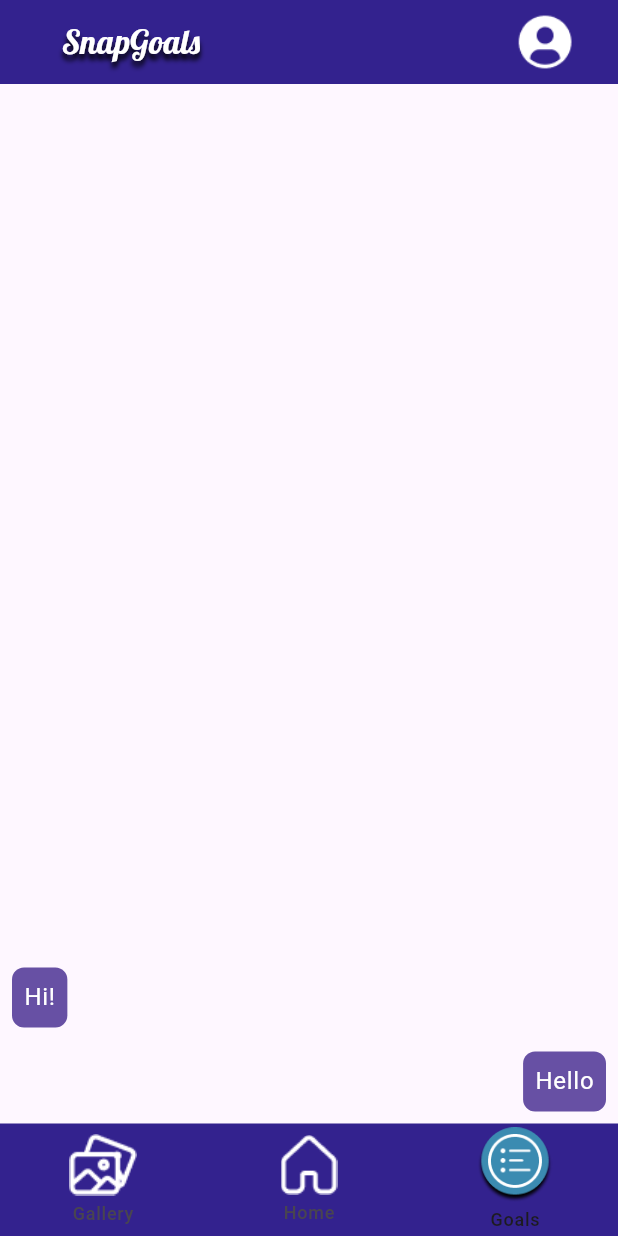
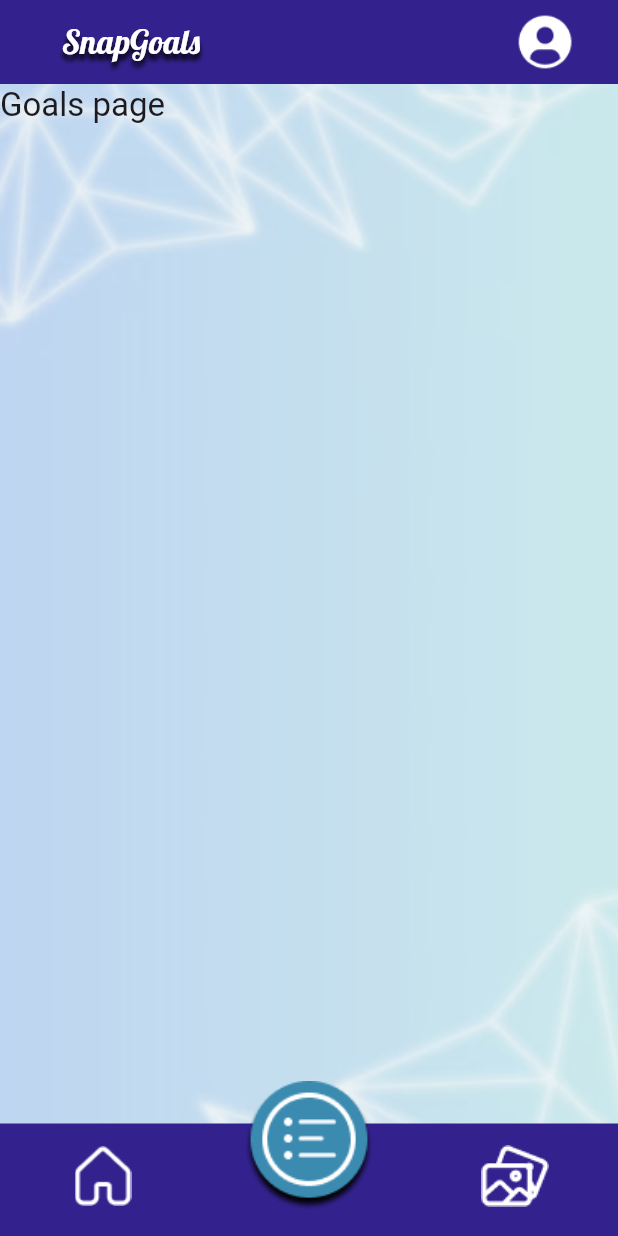
Before and after one commit to anagnole/UI_UX_36, a Flutter app: the screen it shows after launch, item 3 of the bottom bar chosen, on a phone screen of 412 x 824 dp. Run offline on Flutter 3.47's test engine with Material 3 defaults, Android fonts, the phone set to English and light mode, and no system bars.

Commit message:
created navigator

```diff
--- a/lib/src/app.dart
+++ b/lib/src/app.dart
@@ -1,6 +1,5 @@
 import 'package:flutter/material.dart';
-import 'package:snapgoals_v2/src/appbar_etc.dart';
-import 'gallery/gallery.dart';
+import 'navigation/navigator.dart';
 
 class MainApp extends StatelessWidget {
   const MainApp({super.key});
@@ -9,125 +8,15 @@ class MainApp extends StatelessWidget {
   Widget build(BuildContext context) {
     return MaterialApp(
       theme: ThemeData(useMaterial3: true),
-      home: const NavigationExample(),
+      home: Container(
+        decoration: const BoxDecoration(
+          image: DecorationImage(
+            image: AssetImage('assets/images/background.png'),
+            fit: BoxFit.cover,
+          ),
+        ),
+        child: const MyNavigator(),
+      ),
     );
   }
 }
-
-class NavigationExample extends StatefulWidget {
-  const NavigationExample({super.key});
-
-  @override
-  State<NavigationExample> createState() => _NavigationExampleState();
-}
-
-class _NavigationExampleState extends State<NavigationExample> {
-  int currentPageIndex = 0;
-
-  @override
-  Widget build(BuildContext context) {
-    final ThemeData theme = Theme.of(context);
-    return Scaffold(
-      appBar: SnapGoalsAppBar(),
-
-      bottomNavigationBar: NavigationBar(
-          height: 75,
-          indicatorColor: Colors.transparent,
-          backgroundColor: primaryColor,
-          onDestinationSelected: (int index) {
-            setState(() {
-              currentPageIndex = index;
-            });
-          },
-          selectedIndex: currentPageIndex,
-          destinations:  <Widget>[
-            NavigationDestination(
-              selectedIcon: Container( width: 50, height: 50, child: Image.asset('assets/images/Gallery icon selected.png')),
-              icon: Image.asset('assets/images/Gallery icon.png'),
-              label: 'Gallery',
-            ),
-            NavigationDestination(
-              selectedIcon: Container( width: 50, height: 50, child: Image.asset('assets/images/selected home icon.png')),
-              icon: Image.asset('assets/images/home icon.png'),
-              label: 'Home',
-            ),
-            NavigationDestination(
-              selectedIcon: Container( width: 50, height: 50, child: Image.asset('assets/images/selected goal icon.png')),
-              icon: Image.asset('assets/images/Goals icon.png'),
-              label: 'Goals',
-            ),
-          ],
-        ),
-
-      body: <Widget>  [
-        /// Home page
-        GalleryPage(),
-
-        /// Notifications page
-        const Padding(
-          padding: EdgeInsets.all(8.0),
-          child: Column(
-            children: <Widget>[
-              Card(
-                child: ListTile(
-                  leading: Icon(Icons.notifications_sharp),
-                  title: Text('Notification 1'),
-                  subtitle: Text('This is a notification'),
-                ),
-              ),
-              Card(
-                child: ListTile(
-                  leading: Icon(Icons.notifications_sharp),
-                  title: Text('Notification 2'),
-                  subtitle: Text('This is a notification'),
-                ),
-              ),
-            ],
-          ),
-        ),
-
-        /// Messages page
-        ListView.builder(
-          reverse: true,
-          itemCount: 2,
-          itemBuilder: (BuildContext context, int index) {
-            if (index == 0) {
-              return Align(
-                alignment: Alignment.centerRight,
-                child: Container(
-                  margin: const EdgeInsets.all(8.0),
-                  padding: const EdgeInsets.all(8.0),
-                  decoration: BoxDecoration(
-                    color: theme.colorScheme.primary,
-                    borderRadius: BorderRadius.circular(8.0),
-                  ),
-                  child: Text(
-                    'Hello',
-                    style: theme.textTheme.bodyLarge!
-                        .copyWith(color: theme.colorScheme.onPrimary),
-                  ),
-                ),
-              );
-            }
-            return Align(
-              alignment: Alignment.centerLeft,
-              child: Container(
-                margin: const EdgeInsets.all(8.0),
-                padding: const EdgeInsets.all(8.0),
-                decoration: BoxDecoration(
-                  color: theme.colorScheme.primary,
-                  borderRadius: BorderRadius.circular(8.0),
-                ),
-                child: Text(
-                  'Hi!',
-                  style: theme.textTheme.bodyLarge!
-                      .copyWith(color: theme.colorScheme.onPrimary),
-                ),
-              ),
-            );
-          },
-        ),
-      ][currentPageIndex],
-    );
-  }
-}
--- a/lib/src/appbar_etc.dart
+++ b/lib/src/appbar_etc.dart
@@ -1,12 +1,9 @@
 import 'package:flutter/material.dart';
-import 'package:snapgoals_v2/src/profile/profile.dart';
+import 'package:snapgoals_v2/src/navigation/routes/profile/profile.dart';
 
-
-const primaryColor= Color(0xFF33228E);
+const primaryColor = Color(0xFF33228E);
 
 class SnapGoalsAppBar extends StatelessWidget implements PreferredSizeWidget {
-
-
   const SnapGoalsAppBar();
 
   @override
@@ -17,18 +14,18 @@ class SnapGoalsAppBar extends StatelessWidget implements PreferredSizeWidget {
     final titleSpacingPercentage = 0.1;
     final iconPaddingPercentage = 0.05;
 
-
     return AppBar(
       backgroundColor: primaryColor, // Replace with your specific color
-      title: Text(
+      title: const Text(
         "SnapGoals",
         style: TextStyle(
           color: Colors.white,
-          fontFamily: 'Lobster',// Text color
+          fontFamily: 'Lobster', // Text color
           shadows: [
             Shadow(
               color: Colors.black, // Shadow color
-               offset: Offset(0, 4), // Offset of the shadow (horizontal, vertical)
+              offset:
+                  Offset(0, 4), // Offset of the shadow (horizontal, vertical)
               blurRadius: 4, // Blur radius
             ),
           ],
@@ -38,14 +35,16 @@ class SnapGoalsAppBar extends StatelessWidget implements PreferredSizeWidget {
 
       actions: [
         Padding(
-          padding: EdgeInsets.symmetric(horizontal: screenWidth * iconPaddingPercentage),
+          padding: EdgeInsets.symmetric(
+              horizontal: screenWidth * iconPaddingPercentage),
           child: IconButton(
-            onPressed: (){
+            onPressed: () {
               // Navigate to the SecondPage when IconButton is pressed
               Navigator.push(
                 context,
                 MaterialPageRoute(builder: (context) => ProfilePage()),
-            );},
+              );
+            },
             icon: Image.asset("assets/images/avatar icon.png"),
           ),
         ),
--- /dev/null
+++ b/lib/src/navigation/navigator.dart
@@ -0,0 +1,151 @@
+import 'package:flutter/material.dart';
+import 'package:snapgoals_v2/src/appbar_etc.dart';
+import 'package:snapgoals_v2/src/navigation/routes/gallery/gallery.dart';
+import 'package:snapgoals_v2/src/navigation/routes/goals/goals.dart';
+import 'package:snapgoals_v2/src/navigation/routes/home/home.dart';
+import 'package:snapgoals_v2/src/navigation/routes/profile/profile.dart';
+
+class MyNavigator extends StatefulWidget {
+  const MyNavigator({super.key});
+
+  @override
+  State<MyNavigator> createState() => _MyNavigatorState();
+}
+
+class _MyNavigatorState extends State<MyNavigator> {
+  int currentPageIndex = 1;
+  List<String> icons = [
+    'assets/images/Gallery icon.png',
+    'assets/images/home icon.png',
+    'assets/images/Goals icon.png'
+  ];
+  List<String> selectedIcons = [
+    'assets/images/Gallery icon selected.png',
+    'assets/images/selected home icon.png',
+    'assets/images/selected goal icon.png'
+  ];
+  List<int> pickedIcons = [0, 1, 2];
+
+  List<T> rotateRight<T>(List<T> list) {
+    if (list.isEmpty) return list;
+    var last = list.removeLast();
+    list.insert(0, last);
+    return list;
+  }
+
+  List<T> rotateLeft<T>(List<T> list) {
+    if (list.isEmpty) return list;
+    var first = list.removeAt(0);
+    list.add(first);
+    return list;
+  }
+
+  void stateHandler(int newIndex, bool left) {
+    List<int> list = pickedIcons;
+    list = left ? rotateLeft(list) : rotateRight(list);
+    setState(() {
+      pickedIcons = list;
+      currentPageIndex = newIndex;
+    });
+  }
+
+  void onDestinationSelected(int index, int current) {
+    switch (current) {
+      case 0:
+        switch (index) {
+          case 0:
+            stateHandler(2, false);
+            break;
+          case 2:
+            stateHandler(1, true);
+            break;
+        }
+        break;
+      case 1:
+        switch (index) {
+          case 0:
+            stateHandler(0, false);
+            break;
+          case 2:
+            stateHandler(2, true);
+            break;
+        }
+        break;
+      case 2:
+        switch (index) {
+          case 0:
+            stateHandler(1, false);
+            break;
+          case 2:
+            stateHandler(0, true);
+            break;
+        }
+        break;
+    }
+  }
+
+  @override
+  Widget build(BuildContext context) {
+    Widget page = const HomePage();
+    switch (currentPageIndex) {
+      case 0:
+        page = const HomePage();
+        break;
+      case 1:
+        page = const GalleryPage();
+        break;
+      case 2:
+        page = GoalsPage();
+        break;
+      case 3:
+        page = const ProfilePage();
+        break;
+      default:
+        throw UnimplementedError('no widget for $currentPageIndex');
+    }
+
+    //final ThemeData theme = Theme.of(context);
+
+    return Scaffold(
+      backgroundColor: Colors.transparent,
+      appBar: const SnapGoalsAppBar(),
+      bottomNavigationBar: Transform.translate(
+        offset: const Offset(0, 15),
+        child: NavigationBar(
+          height: 90,
+          indicatorColor: Colors.transparent,
+          backgroundColor: primaryColor,
+          onDestinationSelected: (index) =>
+              onDestinationSelected(index, currentPageIndex),
+          selectedIndex: currentPageIndex,
+          destinations: <Widget>[
+            NavigationDestination(
+              icon: Image.asset(icons[pickedIcons[0]]),
+              label: '',
+            ),
+            NavigationDestination(
+              icon: Transform.translate(
+                  offset: const Offset(0, -20),
+                  child: SizedBox.square(
+                    dimension: 90,
+                    child: Image.asset(
+                      selectedIcons[pickedIcons[1]],
+                      fit: BoxFit.none,
+                      scale: 0.9,
+                    ),
+                  )),
+              label: '',
+            ),
+            NavigationDestination(
+              icon: Image.asset(icons[pickedIcons[2]]),
+              label: '',
+            ),
+          ],
+        ),
+      ),
+      body: Container(
+        child: page,
+      ),
+    );
+  }
+}
--- /dev/null
+++ b/lib/src/navigation/routes/goals/goals.dart
@@ -0,0 +1,15 @@
+import 'package:flutter/material.dart';
+
+class GoalsPage extends StatelessWidget {
+  const GoalsPage({super.key});
+  @override
+  build(BuildContext context) {
+    return Scaffold(
+      backgroundColor: Colors.transparent,
+      body: Text(
+        'Goals page',
+        style: Theme.of(context).textTheme.titleLarge,
+      ),
+    );
+  }
+}
```
Also changed, not shown: lib/src/appbar_withx.dart (+11 -12 lines), lib/src/home/home.dart (deleted, +0 -30 lines), lib/src/navigation/navigator copy.dart (added, +128 -0 lines), lib/src/navigation/routes/gallery/gallery.dart (renamed from lib/src/gallery/gallery.dart, +12 -10 lines), lib/src/navigation/routes/home/home.dart (added, +23 -0 lines), lib/src/navigation/routes/profile/profile.dart (added, +42 -0 lines), lib/src/profile/profile.dart (deleted, +0 -47 lines). Lines whose indentation alone changed are shown as unchanged.
